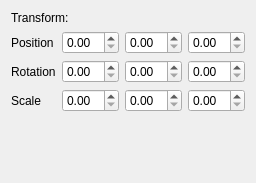
rogerta97/RenderEngine, file FirstProject/transformwidget.ui: the form before one commit.
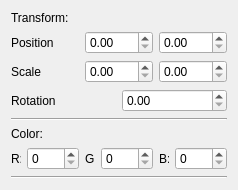
The form after the commit.

The edit to the form file:
```diff
--- a/FirstProject/transformwidget.ui
+++ b/FirstProject/transformwidget.ui
@@ -31,33 +31,18 @@
       </widget>
      </item>
      <item>
-      <widget class="QDoubleSpinBox" name="doubleSpinBox_3"/>
-     </item>
-     <item>
-      <widget class="QDoubleSpinBox" name="doubleSpinBox_2"/>
-     </item>
-     <item>
-      <widget class="QDoubleSpinBox" name="doubleSpinBox"/>
-     </item>
-    </layout>
-   </item>
-   <item>
-    <layout class="QHBoxLayout" name="horizontalLayout_2">
-     <item>
-      <widget class="QLabel" name="label_4">
-       <property name="text">
-        <string>Rotation</string>
+      <widget class="QDoubleSpinBox" name="pos_x">
+       <property name="maximum">
+        <double>530.000000000000000</double>
        </property>
       </widget>
      </item>
      <item>
-      <widget class="QDoubleSpinBox" name="doubleSpinBox_9"/>
-     </item>
-     <item>
-      <widget class="QDoubleSpinBox" name="doubleSpinBox_8"/>
-     </item>
-     <item>
-      <widget class="QDoubleSpinBox" name="doubleSpinBox_4"/>
+      <widget class="QDoubleSpinBox" name="pos_y">
+       <property name="maximum">
+        <double>300.000000000000000</double>
+       </property>
+      </widget>
      </item>
     </layout>
    </item>
@@ -76,8 +61,109 @@
      <item>
       <widget class="QDoubleSpinBox" name="doubleSpinBox_7"/>
      </item>
+    </layout>
+   </item>
+   <item>
+    <layout class="QHBoxLayout" name="horizontalLayout_2">
      <item>
-      <widget class="QDoubleSpinBox" name="doubleSpinBox_5"/>
+      <widget class="QLabel" name="label_4">
+       <property name="text">
+        <string>Rotation</string>
+       </property>
+      </widget>
+     </item>
+     <item>
+      <widget class="QDoubleSpinBox" name="rotation"/>
+     </item>
+    </layout>
+   </item>
+   <item>
+    <widget class="Line" name="line">
+     <property name="orientation">
+      <enum>Qt::Horizontal</enum>
+     </property>
+    </widget>
+   </item>
+   <item>
+    <widget class="QLabel" name="label_5">
+     <property name="text">
+      <string>Color:</string>
+     </property>
+    </widget>
+   </item>
+   <item>
+    <layout class="QHBoxLayout" name="horizontalLayout_4">
+     <property name="spacing">
+      <number>6</number>
+     </property>
+     <property name="sizeConstraint">
+      <enum>QLayout::SetDefaultConstraint</enum>
+     </property>
+     <item>
+      <widget class="QLabel" name="label_6">
+       <property name="maximumSize">
+        <size>
+         <width>10</width>
+         <height>16777215</height>
+        </size>
+       </property>
+       <property name="frameShape">
+        <enum>QFrame::NoFrame</enum>
+       </property>
+       <property name="text">
+        <string>R:</string>
+       </property>
+       <property name="wordWrap">
+        <bool>false</bool>
+       </property>
+      </widget>
+     </item>
+     <item>
+      <widget class="QSpinBox" name="redSpinBox">
+       <property name="maximum">
+        <number>255</number>
+       </property>
+      </widget>
+     </item>
+     <item>
+      <widget class="QLabel" name="label_7">
+       <property name="maximumSize">
+        <size>
+         <width>10</width>
+         <height>16777215</height>
+        </size>
+       </property>
+       <property name="text">
+        <string>G:</string>
+       </property>
+      </widget>
+     </item>
+     <item>
+      <widget class="QSpinBox" name="greenSpinBox">
+       <property name="maximum">
+        <number>255</number>
+       </property>
+      </widget>
+     </item>
+     <item>
+      <widget class="QLabel" name="label_8">
+       <property name="maximumSize">
+        <size>
+         <width>10</width>
+         <height>16777215</height>
+        </size>
+       </property>
+       <property name="text">
+        <string>B:</string>
+       </property>
+      </widget>
+     </item>
+     <item>
+      <widget class="QSpinBox" name="blueSpinBox">
+       <property name="maximum">
+        <number>255</number>
+       </property>
+      </widget>
      </item>
     </layout>
    </item>
@@ -94,6 +180,13 @@
      </property>
     </spacer>
    </item>
+   <item>
+    <widget class="Line" name="line_2">
+     <property name="orientation">
+      <enum>Qt::Horizontal</enum>
+     </property>
+    </widget>
+   </item>
   </layout>
  </widget>
  <resources/>
```
Left out of the diff: 4 changed lines with no effect on the pictures.
